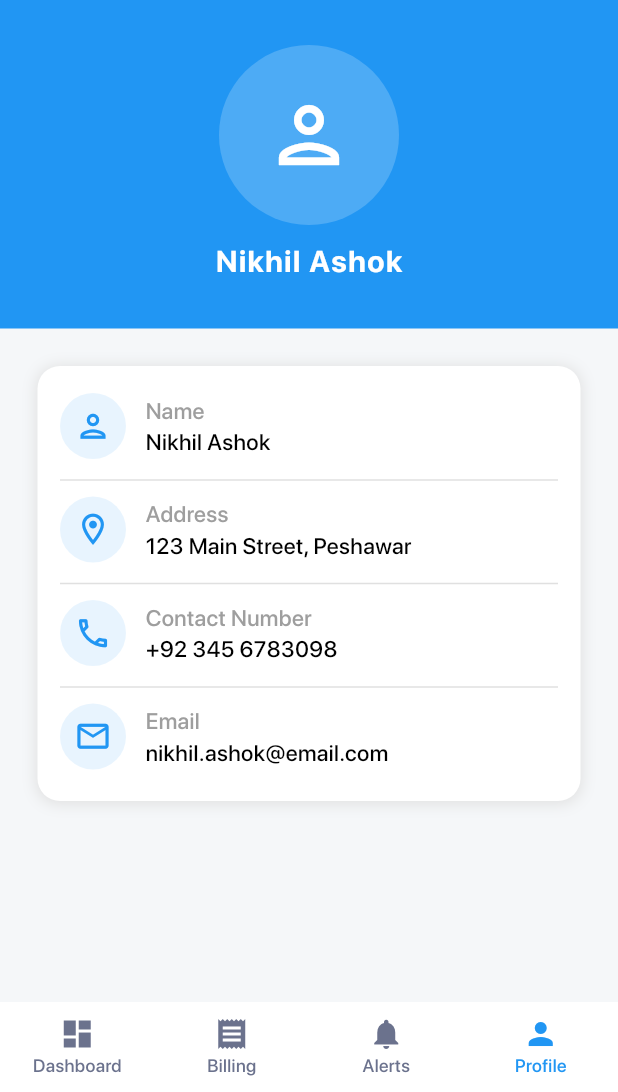
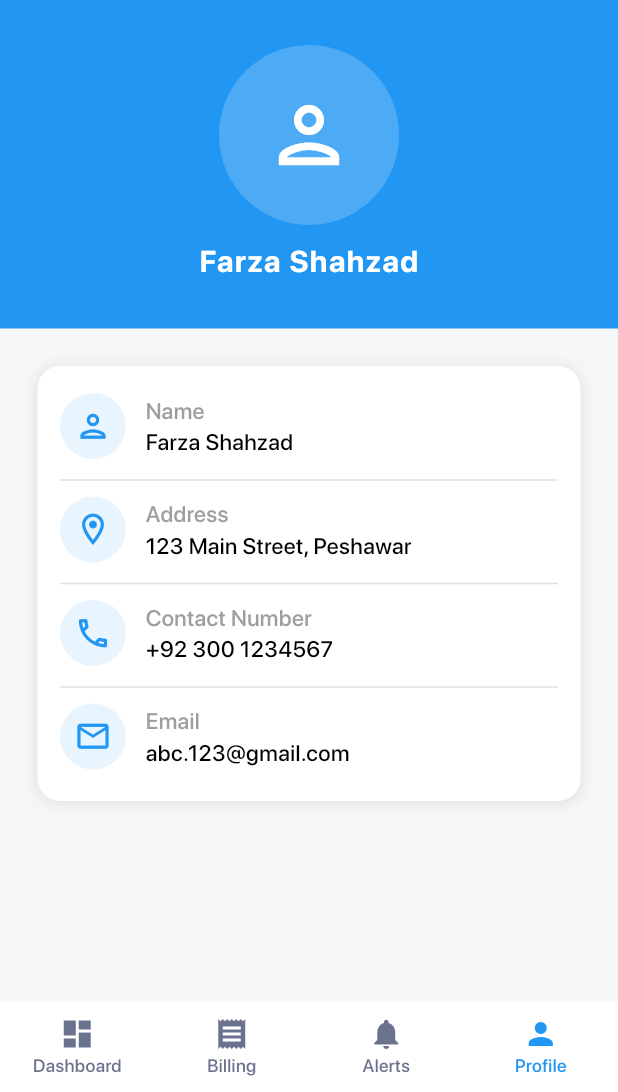
Before and after one commit to farzask/aqua-sentinel, a Flutter app: the screen it shows after launch, item 4 of the bottom bar chosen, on a phone screen of 412 x 824 dp, the part 144-1236 px from its top. Run offline on Flutter 3.47's test engine with Material 3 defaults, Android fonts, the phone set to English and light mode, and no system bars; our stand-ins replace firebase_core, firebase_database, fl_chart, flutter_local_notifications, google_generative_ai; accounts and stored records are empty; statements that could not run were skipped.

Commit message:
made user information as global variables

```diff
--- a/lib/pages/userScreens/user_Profile.dart
+++ b/lib/pages/userScreens/user_Profile.dart
@@ -1,6 +1,7 @@
 import 'package:flutter/material.dart';
 import 'package:aqua_sentinel/constants/constants.dart';
 import 'package:aqua_sentinel/widgets/profile_details_container_widget.dart';
+import 'package:aqua_sentinel/sensor_data.dart';
 
 class UserProfile extends StatelessWidget {
   const UserProfile({super.key});
@@ -28,7 +29,7 @@ class UserProfile extends StatelessWidget {
                   ),
                   SizedBox(height: 10),
                   Text(
-                    'Nikhil Ashok',
+                    sensorData.userName,
                     style: kWaterFlowTextStyle.copyWith(
                       color: Colors.white,
                       fontSize: 20,
@@ -61,25 +62,25 @@ class UserProfile extends StatelessWidget {
                   ProfileDetailsContainer(
                     icon: Icons.person_outlined,
                     fieldtag: 'Name',
-                    fieldValue: 'Nikhil Ashok',
+                    fieldValue: sensorData.userName,
                   ),
                   Divider(color: Colors.grey.shade300, thickness: 1),
                   ProfileDetailsContainer(
                     icon: Icons.location_on_outlined,
                     fieldtag: 'Address',
-                    fieldValue: '123 Main Street, Peshawar',
+                    fieldValue: sensorData.address,
                   ),
                   Divider(color: Colors.grey.shade300, thickness: 1),
                   ProfileDetailsContainer(
                     icon: Icons.call_outlined,
                     fieldtag: 'Contact Number',
-                    fieldValue: '+92 345 6783098',
+                    fieldValue: sensorData.phoneNumber,
                   ),
                   Divider(color: Colors.grey.shade300, thickness: 1),
                   ProfileDetailsContainer(
                     icon: Icons.mail_outline,
                     fieldtag: 'Email',
-                    fieldValue: 'nikhil.ashok@email.com',
+                    fieldValue: sensorData.email,
                   ),
                 ],
               ),
--- a/lib/pages/userScreens/user_dashboard.dart
+++ b/lib/pages/userScreens/user_dashboard.dart
@@ -114,7 +114,7 @@ Respond ONLY in valid JSON format with exactly two fields:
 
   @override
   Widget build(BuildContext context) {
-    var user = 'Farza';
+    // var user = sensorData.userName;
     final isHealthy = sensorData.status == 'Healthy';
     final statusColor = isHealthy
         ? const Color.fromARGB(255, 43, 153, 47)
@@ -259,7 +259,7 @@ Respond ONLY in valid JSON format with exactly two fields:
                           ),
                           const SizedBox(width: 8),
                           Text(
-                            'Great job, $user!',
+                            'Great job, ${sensorData.userName}',
                             style: TextStyle(
                               fontSize: 20,
                               fontWeight: FontWeight.bold,
--- a/lib/sensor_data.dart
+++ b/lib/sensor_data.dart
@@ -26,6 +26,11 @@ class SensorData {
   static SensorData get instance => _instance;
   factory SensorData() => _instance;
   SensorData._internal();
+
+  String userName = 'Farza Shahzad';
+  String address = '123 Main Street, Peshawar';
+  String phoneNumber = '+92 300 1234567';
+  String email = 'abc.123@gmail.com';
 
   // Sensor values
   double ph = 0;
```
Also changed, not shown: pubspec.lock.
